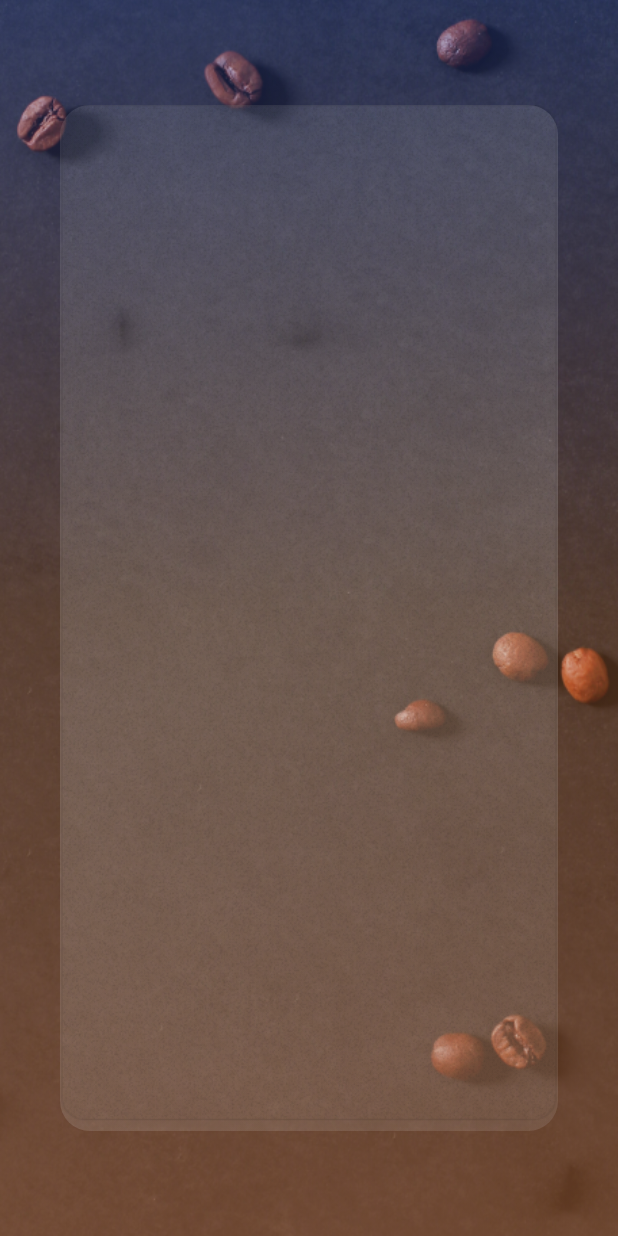
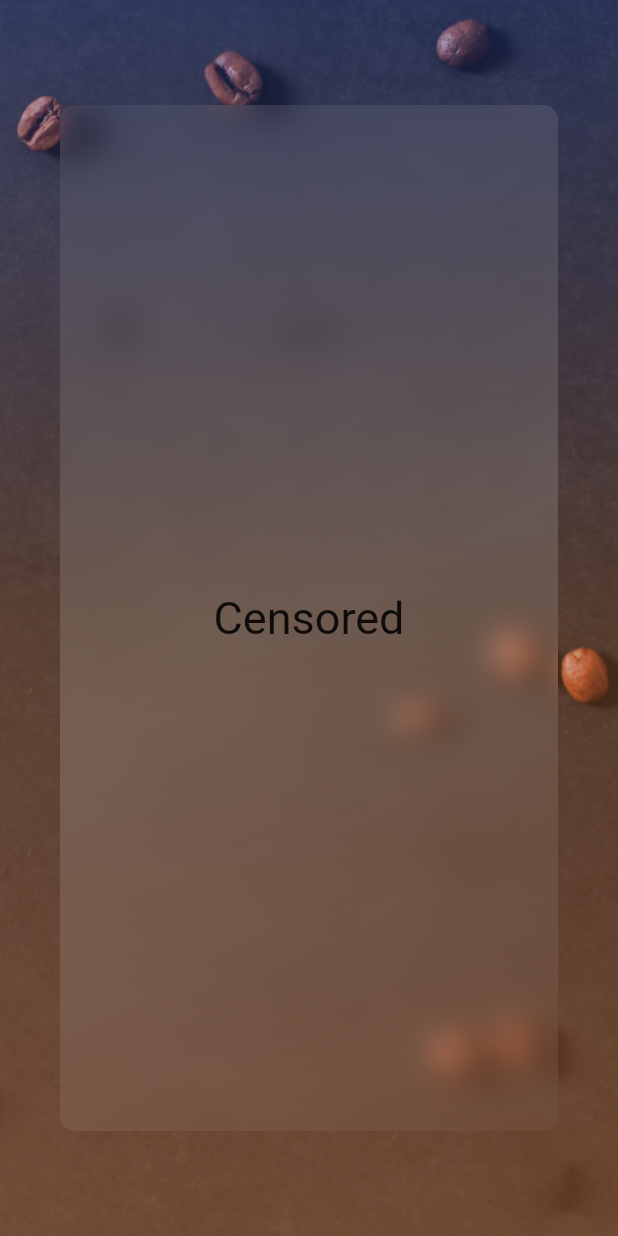
Before and after one commit to sxjal/ShoppingApp, a Flutter app: the screen it shows after launch, on a phone screen of 412 x 824 dp. Run offline on Flutter 3.47's test engine with Material 2 defaults, Android fonts, the phone set to English and light mode, and no system bars.

Commit message:
finishing touch to login

```diff
--- a/lib/screens/loginscreen.dart
+++ b/lib/screens/loginscreen.dart
@@ -41,6 +41,81 @@ class LoginScreen extends StatelessWidget {
               padding:
                   const EdgeInsets.symmetric(horizontal: 40.0, vertical: 70),
               child: Container(
+                height: double.infinity,
+                width: double.infinity,
+                decoration: BoxDecoration(
+                  borderRadius: BorderRadius.circular(10.0),
+                ),
+                //child: ,
+              ),
+            ),
+            Padding(
+              padding:
+                  const EdgeInsets.symmetric(horizontal: 40.0, vertical: 70),
+              child: ClipRect(
+                child: BackdropFilter(
+                  filter: ImageFilter.blur(sigmaX: 10.0, sigmaY: 10.0),
+                  child: Container(
+                    width: double.infinity,
+                    height: double.infinity,
+                    decoration: BoxDecoration(
+                      borderRadius: BorderRadius.circular(10.0),
+                      //   color: const Color.fromARGB(124, 238, 238, 238)
+                      //       .withOpacity(0.2),
+                      // ),
+                      gradient: const LinearGradient(
+                        colors: [
+                          Color.fromRGBO(225, 225, 225, 0.069),
+                          Color.fromRGBO(225, 225, 225, 0.176),
+                          Color.fromRGBO(225, 225, 225, 0.038),
+                        ],
+                        begin: Alignment.topLeft,
+                        end: Alignment.bottomRight,
+                      ),
+                    ),
+                    child: const Center(
+                        child: Text(
+                      "Censored",
+                      style: TextStyle(fontSize: 30),
+                    )),
+                  ),
+                ),
+              ),
+            ),
+          ],
+        ),
+        /*
+        Stack(
+          children: [
+            Container(
+              height: double.infinity,
+              width: double.infinity,
+              decoration: BoxDecoration(
+                image: DecorationImage(
+                  image: AssetImage(loginbg),
+                  fit: BoxFit.cover,
+                ),
+              ),
+            ),
+            Container(
+              height: double.infinity,
+              width: double.infinity,
+              decoration: const BoxDecoration(
+                gradient: LinearGradient(
+                  colors: [
+                    Color.fromARGB(134, 180, 107, 65),
+                    Color.fromARGB(87, 180, 107, 65),
+                    Color.fromARGB(79, 56, 87, 197),
+                  ],
+                  begin: Alignment.bottomCenter,
+                  end: Alignment.topCenter,
+                ),
+              ),
+            ),
+            Padding(
+              padding:
+                  const EdgeInsets.symmetric(horizontal: 40.0, vertical: 70),
+              child: Container(
                 width: double.infinity,
                 height: double.infinity,
                 decoration: const BoxDecoration(
@@ -49,9 +124,9 @@ class LoginScreen extends StatelessWidget {
                   ),
                   gradient: LinearGradient(
                     colors: [
-                      Color.fromRGBO(225, 225, 225, 0.112),
-                      Color.fromRGBO(225, 225, 225, 0.2),
-                      Color.fromRGBO(225, 225, 225, 0.12),
+                      Color.fromRGBO(225, 225, 225, 0.253),
+                      Color.fromRGBO(225, 225, 225, 0.488),
+                      Color.fromRGBO(225, 225, 225, 0.253),
                     ],
                     begin: Alignment.topLeft,
                     end: Alignment.bottomRight,
@@ -66,11 +141,23 @@ class LoginScreen extends StatelessWidget {
                       fit: BoxFit.cover,
                     ),
                   ),
+                  child: const Padding(
+                    padding: EdgeInsets.symmetric(
+                      horizontal: 20,
+                      vertical: 20,
+                    ),
+                    child: Column(
+                      children: [
+                        Text("sajal"),
+                      ],
+                    ),
+                  ),
                 ),
               ),
             ),
           ],
         ),
+        */
       ),
     );
   }
```
